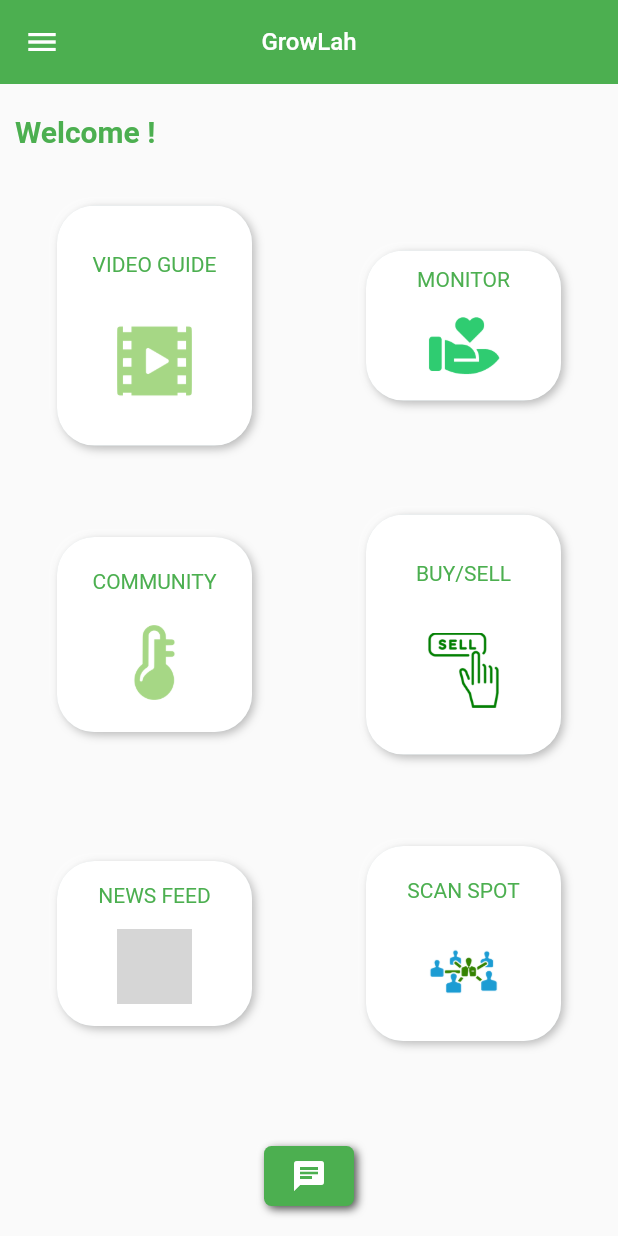
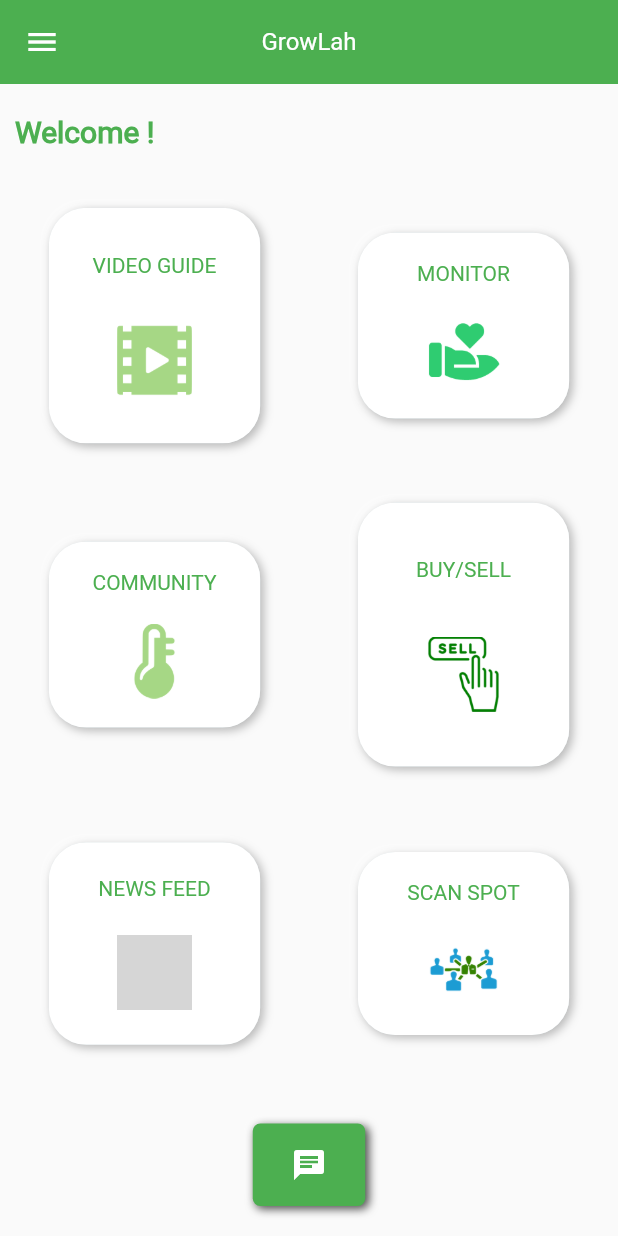
Before and after one commit to growlah/grow_local_eat_local, a Flutter app: the HomeScreen screen opened directly, on a phone screen of 412 x 824 dp. Run offline on Flutter 3.47's test engine with Material 2 defaults, Android fonts, the light colour scheme and no system bars; drawn by our look-alikes of flutter_neumorphic; our stand-ins replace chewie, firebase_auth, fluttertoast, video_player; missing offline and left inert: arcore_flutter_plugin; accounts and stored records are empty; grey boxes are pictures that could not be loaded.

Commit message:
font implemented

```diff
--- a/lib/view/home_screen.dart
+++ b/lib/view/home_screen.dart
@@ -121,7 +121,7 @@ class _HomeScreenState extends State<HomeScreen> {
               itemSelected(index);
             },
             child: Padding(
-              padding: const EdgeInsets.only(top: 30.0),
+              padding: const EdgeInsets.only(top: 30.0,left: 20.0,right: 20.0),
               child: Center(
                 child: Neumorphic(
                   boxShape: NeumorphicBoxShape.roundRect(
@@ -132,7 +132,7 @@ class _HomeScreenState extends State<HomeScreen> {
                   child: Container(
                     color: Colors.white,
                     height: getHeight(index),
-                    width: 130.0,
+                    width: 141.0,
                     child: Column(
                       crossAxisAlignment: CrossAxisAlignment.center,
                       mainAxisAlignment: MainAxisAlignment.spaceEvenly,
@@ -189,22 +189,22 @@ class _HomeScreenState extends State<HomeScreen> {
   getHeight(int index) {
     switch (index) {
       case 0:
-        return 160.0;
+        return 157.0;
         break;
       case 1:
-        return 100.0;
+        return 124.0;
         break;
       case 2:
-        return 130.0;
+        return 124.0;
         break;
       case 3:
-        return 160.0;
+        return 177.0;
         break;
       case 4:
-        return 110.0;
+        return 135.0;
         break;
       case 5:
-        return 130.0;
+        return 122.0;
         break;
     }
   }
@@ -212,8 +212,8 @@ class _HomeScreenState extends State<HomeScreen> {
   Widget bottomIcon() {
     return Center(
       child: Container(
-        height: 40.0,
-        width: 60.0,
+        height: 55.0,
+        width: 75.0,
         child: Neumorphic(
           style: NeumorphicStyle(
               color: Colors.green, shadowDarkColor: Colors.black),
--- a/lib/view/video_screen.dart
+++ b/lib/view/video_screen.dart
@@ -52,7 +52,9 @@ class _VideosScreenState extends State<VideosScreen> {
         ],
       ),
       body: SafeArea(
-          child:Column(
+          child:Container(
+            color: Colors.white12,
+            child: Column(
               children: <Widget>[
                 Padding(
                   padding: const EdgeInsets.all(10.0),
@@ -133,6 +135,7 @@ class _VideosScreenState extends State<VideosScreen> {
                   }),
                 ),
               ],
+            ),
           ) ),
     );
   }
```
Also changed, not shown: pubspec.yaml (+4 -6 lines), fonts/RobotoRegular.ttf (added). Lines whose indentation alone changed are shown as unchanged.
